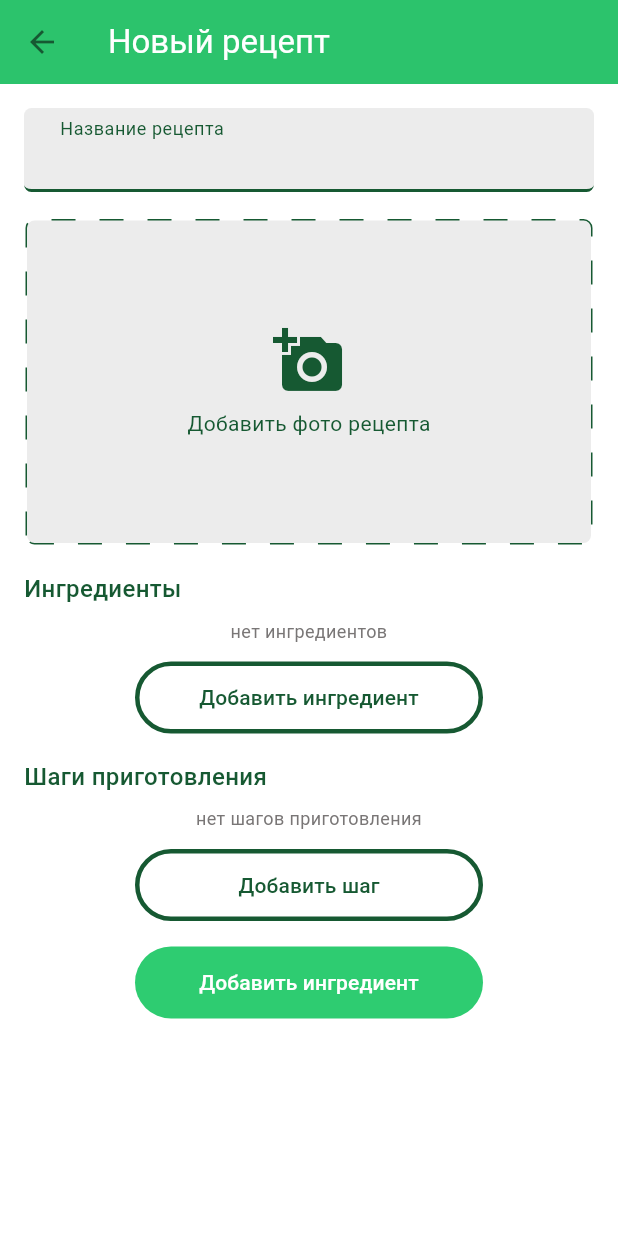
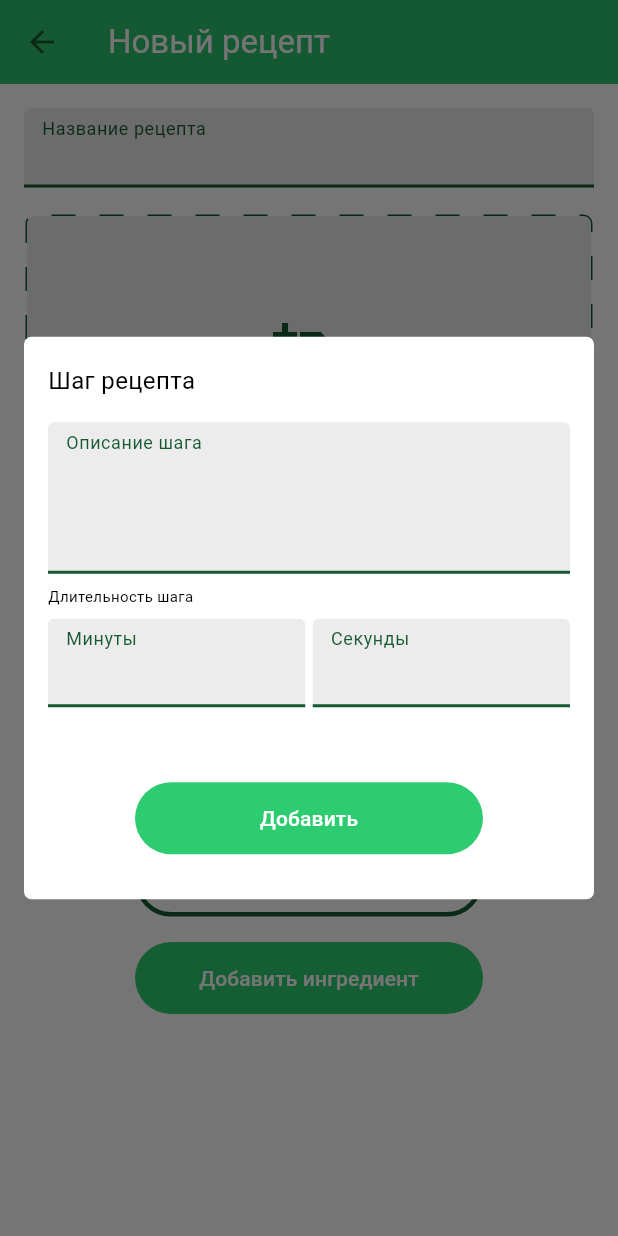
Before and after one commit to rddeveloper2019/flutter_food_otus, a Flutter app: the RecipeFormPage screen opened directly, after a tap on "Добавить шаг", on a phone screen of 412 x 824 dp. Run offline on Flutter 3.47's test engine with Material 3 defaults, Android fonts, the phone set to English and light mode, and no system bars; drawn by our look-alikes of dotted_border; network calls fail.

Commit message:
add step dialog

```diff
--- a/lib/theme/green_light_theme.dart
+++ b/lib/theme/green_light_theme.dart
@@ -37,32 +37,30 @@ class GreenTheme {
     scaffoldBackgroundColor: GreenLightThemeSurfaceColors.secondaryColor,
     cardTheme: CardThemeData(color: GreenLightThemeSurfaceColors.lightSurface),
     inputDecorationTheme: InputDecorationThemeData(
-      contentPadding: EdgeInsets.symmetric(horizontal: 20.0, vertical: 8.0),
+      floatingLabelBehavior: FloatingLabelBehavior.always,
+      isDense: true,
+      contentPadding: EdgeInsets.only(top: 8, left: 8, right: 8, bottom: 5),
       filled: true,
       fillColor: GreenLightThemeSurfaceColors.secondaryColor,
       labelStyle: TextStyle(
         color: GreenLightThemeTypographyColors.mainTextColor,
       ),
-      floatingLabelBehavior: FloatingLabelBehavior.always,
       floatingLabelStyle: TextStyle(
         color: GreenLightThemeTypographyColors.mainTextColor,
       ),
       border: UnderlineInputBorder(
-        borderRadius: BorderRadius.circular(5),
         borderSide: BorderSide(
           width: 2,
           color: GreenLightThemeSurfaceColors.mainColor,
         ),
       ),
       enabledBorder: UnderlineInputBorder(
-        borderRadius: BorderRadius.circular(5),
         borderSide: BorderSide(
           width: 2,
           color: GreenLightThemeSurfaceColors.mainColor,
         ),
       ),
       focusedBorder: UnderlineInputBorder(
-        borderRadius: BorderRadius.circular(5),
         borderSide: BorderSide(
           width: 2,
           color: GreenLightThemeSurfaceColors.mainColor,
--- a/lib/ui/recipes/recipe_form_page.dart
+++ b/lib/ui/recipes/recipe_form_page.dart
@@ -11,6 +11,7 @@ import 'package:flutter_food_otus/repositories/fake_recipes_repository.dart';
 import 'package:flutter_food_otus/theme/app_colors_extension.dart';
 import 'package:flutter_food_otus/ui/recipes/widgets/add_ingredient_dialog.dart';
 import 'package:flutter_food_otus/ui/recipes/widgets/add_photo_widget.dart';
+import 'package:flutter_food_otus/ui/recipes/widgets/add_step_dialog.dart';
 import 'package:flutter_food_otus/ui/recipes/widgets/app_button.dart';
 import 'package:flutter_food_otus/ui/recipes/widgets/app_input.dart';
 import 'package:flutter_food_otus/ui/recipes/widgets/details_list.dart';
@@ -134,7 +135,19 @@ class _RecipeFormPageState extends State<RecipeFormPage> {
                 DetailsList(
                   list: [],
                   buttonText: 'Добавить шаг',
-                  onAdd: () {},
+                  onAdd: () async {
+                    final result = await showDialog(
+                      context: context,
+                      builder: (context) => const AddStepDialog(),
+                    );
+
+                    if (result != null) {
+                      final text = result['text'];
+                      final minutes = result['minutes'];
+                      final seconds = result['seconds'];
+                      print('Добавлен ингредиент: $text — $minutes - $seconds');
+                    }
+                  },
                   title: 'Шаги приготовления',
                   emptyText: 'нет шагов приготовления',
                 ),
--- /dev/null
+++ b/lib/ui/recipes/widgets/add_step_dialog.dart
@@ -0,0 +1,133 @@
+import 'package:flutter/material.dart';
+import 'package:flutter_food_otus/ui/recipes/widgets/app_button.dart';
+import 'package:flutter_food_otus/ui/recipes/widgets/app_input.dart';
+
+class AddStepDialog extends StatefulWidget {
+  const AddStepDialog({super.key});
+
+  @override
+  State<AddStepDialog> createState() => _AddStepDialogState();
+}
+
+class _AddStepDialogState extends State<AddStepDialog> {
+  final _formKey = GlobalKey<FormState>();
+  final _textController = TextEditingController();
+  final _minutesController = TextEditingController();
+  final _secondsController = TextEditingController();
+
+  @override
+  void initState() {
+    super.initState();
+    _textController.addListener(_onTextChanged);
+    _minutesController.addListener(_onTextChanged);
+  }
+
+  @override
+  void dispose() {
+    _textController.removeListener(_onTextChanged);
+    _minutesController.removeListener(_onTextChanged);
+    _textController.dispose();
+    _minutesController.dispose();
+    _secondsController.dispose();
+    super.dispose();
+  }
+
+  void _onTextChanged() {
+    if (mounted) {
+      setState(() {});
+    }
+  }
+
+  void onSubmit() {
+    if (_formKey.currentState?.validate() ?? false) {
+      Navigator.pop(context, {
+        'text': _textController.text,
+        'minutes': _minutesController.text,
+        'seconds': _secondsController.text,
+      });
+    }
+  }
+
+  @override
+  Widget build(BuildContext context) {
+    return Dialog(
+      insetPadding: const EdgeInsets.symmetric(horizontal: 16),
+      shape: RoundedRectangleBorder(
+        borderRadius: BorderRadius.circular(5), // ← убирает скругление
+      ),
+      child: Padding(
+        padding: const EdgeInsets.only(
+          top: 18,
+          left: 16,
+          right: 16,
+          bottom: 30,
+        ),
+        child: Form(
+          key: _formKey,
+          child: Column(
+            mainAxisSize: MainAxisSize.min,
+            crossAxisAlignment: CrossAxisAlignment.start,
+            children: [
+              const Text('Шаг рецепта', style: TextStyle(fontSize: 16)),
+              const SizedBox(height: 16),
+              AppInput(
+                labelText: "Описание шага",
+                multiline: true,
+                controller: _textController,
+                validator: (value) =>
+                    value?.isEmpty == true ? 'Введите описание шага' : null,
+              ),
+              const SizedBox(height: 8),
+              const Text('Длительность шага', style: TextStyle(fontSize: 10)),
+              const SizedBox(height: 8),
+              Row(
+                children: [
+                  Expanded(
+                    child: AppInput(
+                      labelText: "Минуты",
+                      numeric: true,
+                      controller: _minutesController,
+                      validator: (value) =>
+                          value?.isEmpty == true &&
+                              _secondsController.text.isEmpty
+                          ? 'Введите минуты'
+                          : null,
+                    ),
+                  ),
+                  SizedBox(width: 5),
+                  Expanded(
+                    child: AppInput(
+                      labelText: "Секунды",
+                      numeric: true,
+                      controller: _secondsController,
+                      validator: (value) =>
+                          value?.isEmpty == true &&
+                              _minutesController.text.isEmpty
+                          ? 'Введите секунды'
+                          : null,
+                    ),
+                  ),
+                ],
+              ),
+
+              const SizedBox(height: 50),
+              Align(
+                alignment: AlignmentGeometry.center,
+                child: AppButton(
+                  filled: true,
+                  text:
+                      _textController.text.isNotEmpty &&
+                          (_minutesController.text.isNotEmpty ||
+                              _secondsController.text.isNotEmpty)
+                      ? 'Сохранить'
+                      : 'Добавить',
+                  onPressed: onSubmit,
+                ),
+              ),
+            ],
+          ),
+        ),
+      ),
+    );
+  }
+}
--- a/lib/ui/recipes/widgets/app_input.dart
+++ b/lib/ui/recipes/widgets/app_input.dart
@@ -25,6 +25,9 @@ class AppInput extends StatelessWidget {
       numeric,
       multiline,
     );
+    final style = numeric
+        ? TextStyle(fontSize: 20, fontWeight: FontWeight.w500)
+        : TextStyle(fontSize: 16);
 
     return TextFormField(
       controller: controller,
@@ -34,6 +37,7 @@ class AppInput extends StatelessWidget {
       keyboardType: keyboardType,
       inputFormatters: inputFormatters,
       textInputAction: textInputAction,
+      style: style,
       decoration: InputDecoration(labelText: labelText),
     );
   }
```
